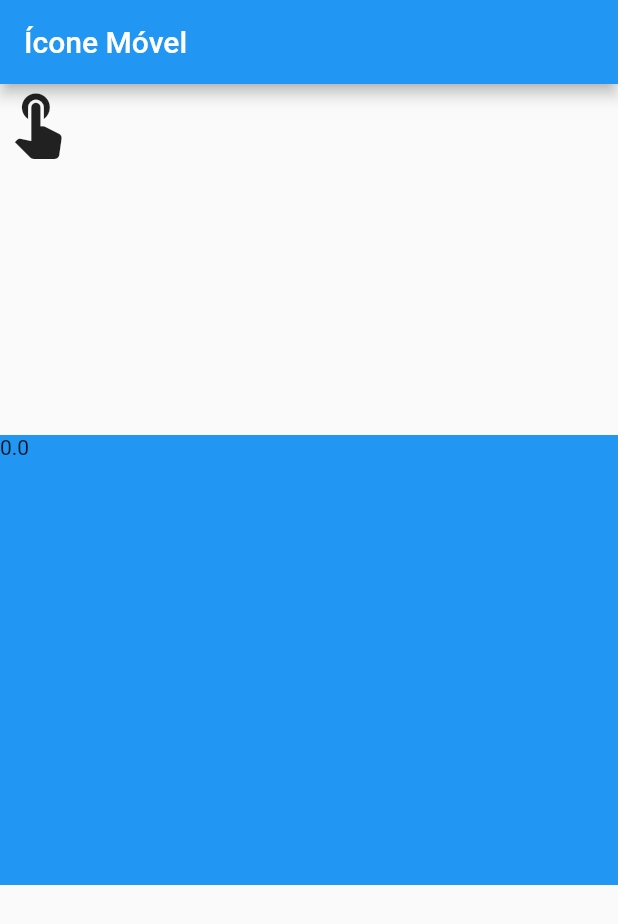
After one commit to JasonRocha/FlutterAula1, a Flutter app: the Exercicio1 screen opened directly, on a phone screen of 412 x 824 dp. The commit adds this screen. Shown: the top 924 px of the screen. Run offline on Flutter 3.47's test engine with Material 2 defaults, Android fonts, the light colour scheme and no system bars; our stand-ins replace validators; missing offline and left inert: aula7, aula8, dart:html.

Commit message:
exercicio animação

```diff
--- /dev/null
+++ b/lib/Animacoes/Exercicio1.dart
@@ -0,0 +1,68 @@
+import 'package:flutter/material.dart';
+
+void main() {
+  runApp(MyApp());
+}
+
+class MyApp extends StatelessWidget {
+  @override
+  Widget build(BuildContext context) {
+    return MaterialApp(
+      home: Exercicio1(),
+    );
+  }
+}
+
+class Exercicio1 extends StatefulWidget {
+  @override
+  _IconMovelState createState() => _IconMovelState();
+}
+
+class _IconMovelState extends State<Exercicio1> {
+  // Inicializa a posição do ícone no centro da tela
+  double _x = 0;
+
+  @override
+  Widget build(BuildContext context) {
+    return Scaffold(
+      appBar: AppBar(
+        title: Text('Ícone Móvel'),
+      ),
+      body: Stack(
+        children: [
+          Center(
+            child: Container(
+              width: 600,
+              height: 300,
+              color: Colors.blue,
+              child: Text('$_x'),
+            ),
+          ),
+          Positioned(
+            // Define a posição do ícone com base nas variáveis _x e _y
+            left: _x,
+
+            child: GestureDetector(
+              // O onPanUpdate será chamado quando o usuário arrastar o ícone
+              onPanUpdate: (details) {
+                setState(() {
+                  // Atualiza a posição do ícone com base no arraste do usuário
+                  _x += details.delta.dx;
+                  if (_x >= 100) {
+                    _x = 100;
+                  } else if (_x < 0) {
+                    _x = 0;
+                  }
+                });
+              },
+              child: Icon(
+                Icons.touch_app,
+                size: 50,
+              ),
+            ),
+          ),
+        ],
+      ),
+    );
+  }
+}
--- a/lib/main.dart
+++ b/lib/main.dart
@@ -22,7 +22,7 @@ import 'package:flutteraula1/Screens/home.dart';
 import 'package:flutteraula1/criando_Widgets/TesteWidget.dart';
 
 void main() {
-  runApp(MyApp());
+  runApp(const MyApp());
 }
 
 class MyApp extends StatelessWidget {
@@ -30,7 +30,7 @@ class MyApp extends StatelessWidget {
 
   @override
   Widget build(BuildContext context) {
-    return MaterialApp(
+    return const MaterialApp(
       home: TelaProduto(),
       debugShowCheckedModeBanner: false,
     );
```
